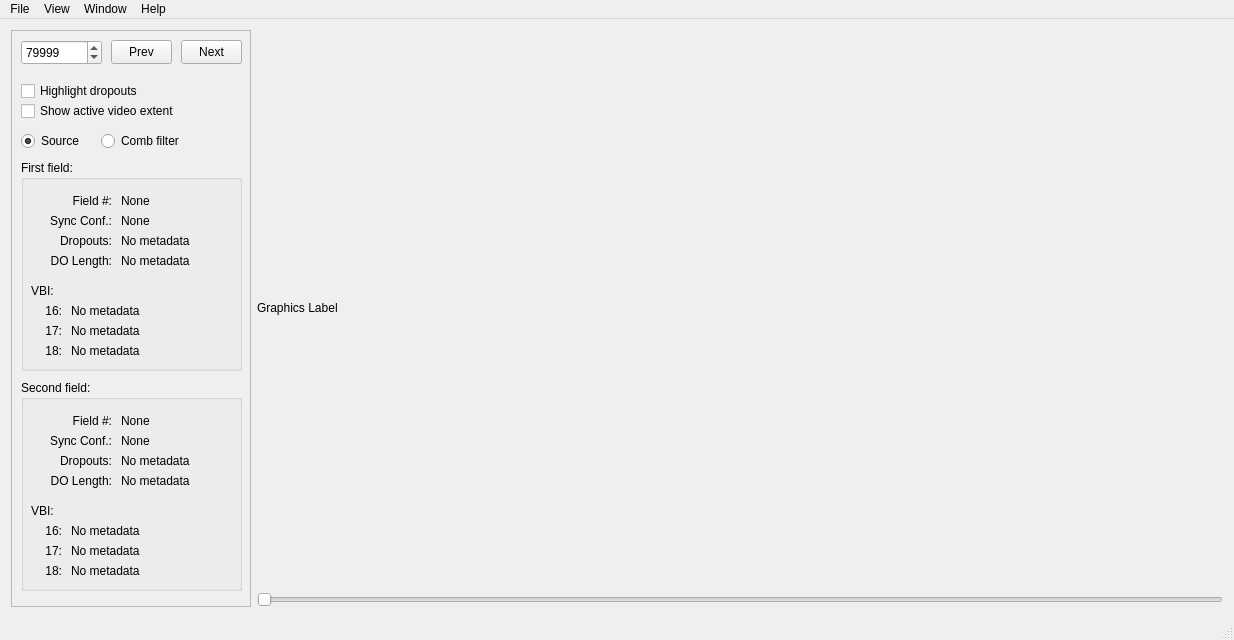
This is tools/ld-analyse/mainwindow.ui in happycube/ld-decode as Qt 5 draws it before an edit. The edited form follows.
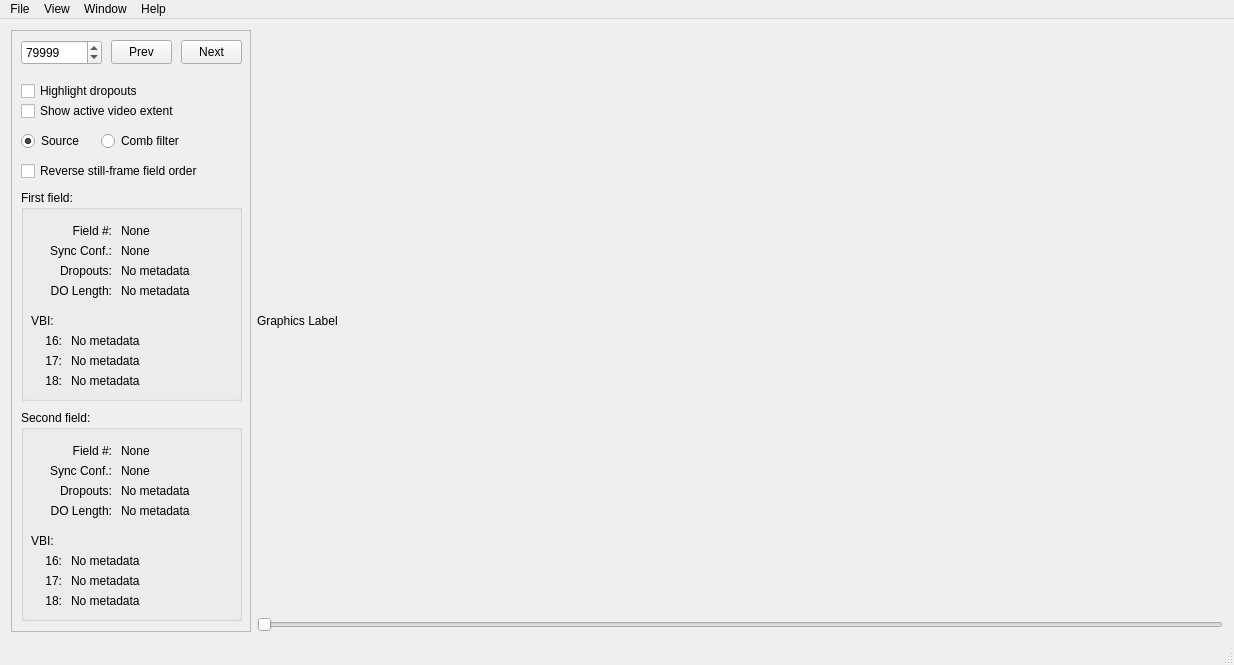
This is the edited form. Icons and pictures are not drawn. Custom widgets are drawn as their Qt base class.

The edit to the form file:
```diff
--- a/tools/ld-analyse/mainwindow.ui
+++ b/tools/ld-analyse/mainwindow.ui
@@ -7,7 +7,7 @@
     <x>0</x>
     <y>0</y>
     <width>1234</width>
-    <height>640</height>
+    <height>665</height>
    </rect>
   </property>
   <property name="sizePolicy">
@@ -19,7 +19,7 @@
   <property name="minimumSize">
    <size>
     <width>900</width>
-    <height>640</height>
+    <height>665</height>
    </size>
   </property>
   <property name="windowTitle">
@@ -132,7 +132,7 @@
        <property name="geometry">
         <rect>
          <x>10</x>
-         <y>130</y>
+         <y>160</y>
          <width>221</width>
          <height>211</height>
         </rect>
@@ -393,7 +393,7 @@
        <property name="geometry">
         <rect>
          <x>10</x>
-         <y>350</y>
+         <y>380</y>
          <width>221</width>
          <height>211</height>
         </rect>
@@ -621,6 +621,19 @@
         </property>
        </widget>
       </widget>
+      <widget class="QCheckBox" name="reverseFieldOrderCheckBox">
+       <property name="geometry">
+        <rect>
+         <x>10</x>
+         <y>130</y>
+         <width>221</width>
+         <height>22</height>
+        </rect>
+       </property>
+       <property name="text">
+        <string>Reverse still-frame field order</string>
+       </property>
+      </widget>
      </widget>
     </item>
     <item>
```
